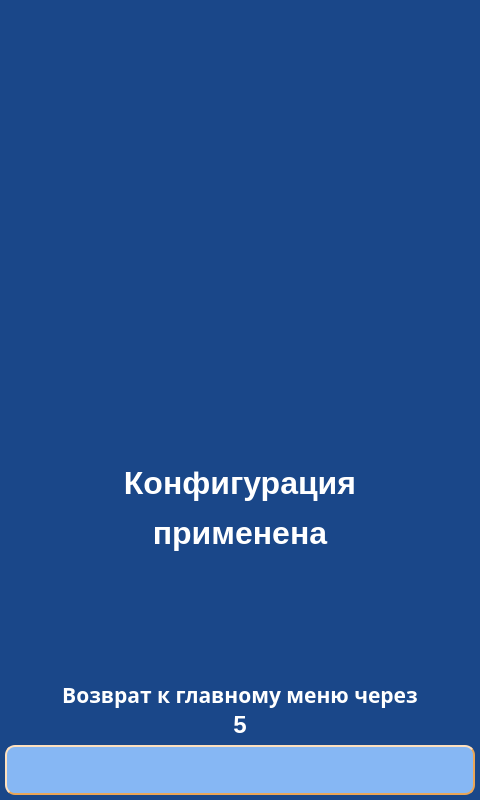
Before: the Qt Designer form client/GUI/ui/screen_18_mass_drop_ok.ui in komrade2801/AutoSklad, drawn with Qt 5.
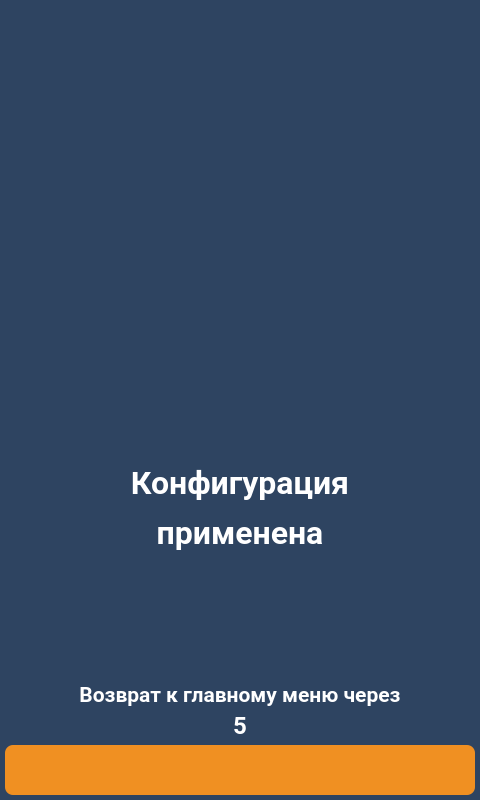
After: the same form once the commit is applied. Icons and pictures are not drawn.

Patch:
```diff
--- a/client/GUI/ui/screen_18_mass_drop_ok.ui
+++ b/client/GUI/ui/screen_18_mass_drop_ok.ui
@@ -15,29 +15,34 @@
   </property>
   <property name="styleSheet">
    <string notr="true">QWidget{
-	background-color: #1A4789;
+	background-color: #2e4461;
 }
 QLabel {
 	background: none;
 	color: #FFFFFF;
 	border-width: 0px;
 	border-radius: 0px;
+	font-family: &quot;Roboto&quot;, Sans-serif;
 }
 #background {
 	color: #FFFFFF;
-	background-color: #1A4789;
+	background-color: #2e4461;
 	border-width: 2px;
 	border-style: groove;
 	border-color: #ff9923;
 	border-radius: 0px;
+	font-family: &quot;Roboto&quot;, Sans-serif;
 }
 QPushButton {
-	color: #000000;
-	background-color: #86B7F4;
-	border-width: 2px;
+	color: #FFFFFF;
+	background-color: #f09022;
+	border-width: 0px;
 	border-style: outset;
 	border-color: #EAA657;
-	border-radius: 10px;
+	border-radius: 8px;
+	font-weight: 600;
+    font-size: 25px;
+	font-family: &quot;Roboto&quot;, Sans-serif;
 }</string>
   </property>
   <widget class="QPushButton" name="btn_back">
@@ -55,63 +60,63 @@
       <colorrole role="WindowText">
        <brush brushstyle="SolidPattern">
         <color alpha="255">
-         <red>0</red>
-         <green>0</green>
-         <blue>0</blue>
+         <red>255</red>
+         <green>255</green>
+         <blue>255</blue>
         </color>
        </brush>
       </colorrole>
       <colorrole role="Button">
        <brush brushstyle="SolidPattern">
         <color alpha="255">
-         <red>134</red>
-         <green>183</green>
-         <blue>244</blue>
+         <red>240</red>
+         <green>144</green>
+         <blue>34</blue>
         </color>
        </brush>
       </colorrole>
       <colorrole role="Text">
        <brush brushstyle="SolidPattern">
         <color alpha="255">
-         <red>0</red>
-         <green>0</green>
-         <blue>0</blue>
+         <red>255</red>
+         <green>255</green>
+         <blue>255</blue>
         </color>
        </brush>
       </colorrole>
       <colorrole role="ButtonText">
        <brush brushstyle="SolidPattern">
         <color alpha="255">
-         <red>0</red>
-         <green>0</green>
-         <blue>0</blue>
+         <red>255</red>
+         <green>255</green>
+         <blue>255</blue>
         </color>
        </brush>
       </colorrole>
       <colorrole role="Base">
        <brush brushstyle="SolidPattern">
         <color alpha="255">
-         <red>134</red>
-         <green>183</green>
-         <blue>244</blue>
+         <red>240</red>
+         <green>144</green>
+         <blue>34</blue>
         </color>
        </brush>
       </colorrole>
       <colorrole role="Window">
        <brush brushstyle="SolidPattern">
         <color alpha="255">
-         <red>134</red>
-         <green>183</green>
-         <blue>244</blue>
+         <red>240</red>
+         <green>144</green>
+         <blue>34</blue>
         </color>
        </brush>
       </colorrole>
       <colorrole role="PlaceholderText">
        <brush brushstyle="NoBrush">
         <color alpha="128">
-         <red>0</red>
-         <green>49</green>
-         <blue>114</blue>
+         <red>255</red>
+         <green>255</green>
+         <blue>255</blue>
         </color>
        </brush>
       </colorrole>
@@ -120,63 +125,63 @@
       <colorrole role="WindowText">
        <brush brushstyle="SolidPattern">
         <color alpha="255">
-         <red>0</red>
-         <green>0</green>
-         <blue>0</blue>
+         <red>255</red>
+         <green>255</green>
+         <blue>255</blue>
         </color>
        </brush>
       </colorrole>
       <colorrole role="Button">
        <brush brushstyle="SolidPattern">
         <color alpha="255">
-         <red>134</red>
-         <green>183</green>
-         <blue>244</blue>
+         <red>240</red>
+         <green>144</green>
+         <blue>34</blue>
         </color>
        </brush>
       </colorrole>
       <colorrole role="Text">
        <brush brushstyle="SolidPattern">
         <color alpha="255">
-         <red>0</red>
-         <green>0</green>
-         <blue>0</blue>
+         <red>255</red>
+         <green>255</green>
+         <blue>255</blue>
         </color>
        </brush>
       </colorrole>
       <colorrole role="ButtonText">
        <brush brushstyle="SolidPattern">
         <color alpha="255">
-         <red>0</red>
-         <green>0</green>
-         <blue>0</blue>
+         <red>255</red>
+         <green>255</green>
+         <blue>255</blue>
         </color>
        </brush>
       </colorrole>
       <colorrole role="Base">
        <brush brushstyle="SolidPattern">
         <color alpha="255">
-         <red>134</red>
-         <green>183</green>
-         <blue>244</blue>
+         <red>240</red>
+         <green>144</green>
+         <blue>34</blue>
         </color>
        </brush>
       </colorrole>
       <colorrole role="Window">
        <brush brushstyle="SolidPattern">
         <color alpha="255">
-         <red>134</red>
-         <green>183</green>
-         <blue>244</blue>
+         <red>240</red>
+         <green>144</green>
+         <blue>34</blue>
         </color>
        </brush>
       </colorrole>
       <colorrole role="PlaceholderText">
        <brush brushstyle="NoBrush">
         <color alpha="128">
-         <red>0</red>
-         <green>0</green>
-         <blue>0</blue>
+         <red>255</red>
+         <green>255</green>
+         <blue>255</blue>
         </color>
        </brush>
       </colorrole>
@@ -185,63 +190,63 @@
       <colorrole role="WindowText">
        <brush brushstyle="SolidPattern">
         <color alpha="255">
-         <red>0</red>
-         <green>0</green>
-         <blue>0</blue>
+         <red>255</red>
+         <green>255</green>
+         <blue>255</blue>
         </color>
        </brush>
       </colorrole>
       <colorrole role="Button">
        <brush brushstyle="SolidPattern">
         <color alpha="255">
-         <red>134</red>
-         <green>183</green>
-         <blue>244</blue>
+         <red>240</red>
+         <green>144</green>
+         <blue>34</blue>
         </color>
        </brush>
       </colorrole>
       <colorrole role="Text">
        <brush brushstyle="SolidPattern">
         <color alpha="255">
-         <red>0</red>
-         <green>0</green>
-         <blue>0</blue>
+         <red>255</red>
+         <green>255</green>
+         <blue>255</blue>
         </color>
        </brush>
       </colorrole>
       <colorrole role="ButtonText">
        <brush brushstyle="SolidPattern">
         <color alpha="255">
-         <red>0</red>
-         <green>0</green>
-         <blue>0</blue>
+         <red>255</red>
+         <green>255</green>
+         <blue>255</blue>
         </color>
        </brush>
       </colorrole>
       <colorrole role="Base">
        <brush brushstyle="SolidPattern">
         <color alpha="255">
-         <red>134</red>
-         <green>183</green>
-         <blue>244</blue>
+         <red>240</red>
+         <green>144</green>
+         <blue>34</blue>
         </color>
        </brush>
       </colorrole>
       <colorrole role="Window">
        <brush brushstyle="SolidPattern">
         <color alpha="255">
-         <red>134</red>
-         <green>183</green>
-         <blue>244</blue>
+         <red>240</red>
+         <green>144</green>
+         <blue>34</blue>
         </color>
        </brush>
       </colorrole>
       <colorrole role="PlaceholderText">
        <brush brushstyle="NoBrush">
         <color alpha="128">
-         <red>0</red>
-         <green>49</green>
-         <blue>114</blue>
+         <red>255</red>
+         <green>255</green>
+         <blue>255</blue>
         </color>
        </brush>
       </colorrole>
@@ -250,7 +255,8 @@
    </property>
    <property name="font">
     <font>
-     <pointsize>20</pointsize>
+     <family>Roboto</family>
+     <pointsize>-1</pointsize>
      <weight>75</weight>
      <bold>true</bold>
     </font>
@@ -377,9 +383,9 @@
       <colorrole role="PlaceholderText">
        <brush brushstyle="NoBrush">
         <color alpha="128">
-         <red>0</red>
-         <green>49</green>
-         <blue>114</blue>
+         <red>255</red>
+         <green>255</green>
+         <blue>255</blue>
         </color>
        </brush>
       </colorrole>
@@ -573,9 +579,9 @@
       <colorrole role="PlaceholderText">
        <brush brushstyle="NoBrush">
         <color alpha="128">
-         <red>0</red>
-         <green>49</green>
-         <blue>114</blue>
+         <red>255</red>
+         <green>255</green>
+         <blue>255</blue>
         </color>
        </brush>
       </colorrole>
@@ -584,7 +590,7 @@
    </property>
    <property name="font">
     <font>
-     <family>Dubai</family>
+     <family>Roboto</family>
      <pointsize>16</pointsize>
      <weight>75</weight>
      <bold>true</bold>
@@ -718,9 +724,9 @@
       <colorrole role="PlaceholderText">
        <brush brushstyle="NoBrush">
         <color alpha="128">
-         <red>0</red>
-         <green>49</green>
-         <blue>114</blue>
+         <red>255</red>
+         <green>255</green>
+         <blue>255</blue>
         </color>
        </brush>
       </colorrole>
@@ -914,9 +920,9 @@
       <colorrole role="PlaceholderText">
        <brush brushstyle="NoBrush">
         <color alpha="128">
-         <red>0</red>
-         <green>49</green>
-         <blue>114</blue>
+         <red>255</red>
+         <green>255</green>
+         <blue>255</blue>
         </color>
        </brush>
       </colorrole>
@@ -925,6 +931,7 @@
    </property>
    <property name="font">
     <font>
+     <family>Roboto</family>
      <pointsize>18</pointsize>
      <weight>75</weight>
      <bold>true</bold>
@@ -1039,9 +1046,9 @@
       <colorrole role="PlaceholderText">
        <brush brushstyle="NoBrush">
         <color alpha="128">
-         <red>0</red>
-         <green>49</green>
-         <blue>114</blue>
+         <red>255</red>
+         <green>255</green>
+         <blue>255</blue>
         </color>
        </brush>
       </colorrole>
@@ -1235,9 +1242,9 @@
       <colorrole role="PlaceholderText">
        <brush brushstyle="NoBrush">
         <color alpha="128">
-         <red>0</red>
-         <green>49</green>
-         <blue>114</blue>
+         <red>255</red>
+         <green>255</green>
+         <blue>255</blue>
         </color>
        </brush>
       </colorrole>
@@ -1246,7 +1253,7 @@
    </property>
    <property name="font">
     <font>
-     <family>MS Shell Dlg 2</family>
+     <family>Roboto</family>
      <pointsize>24</pointsize>
      <weight>75</weight>
      <bold>true</bold>
@@ -1361,9 +1368,9 @@
       <colorrole role="PlaceholderText">
        <brush brushstyle="NoBrush">
         <color alpha="128">
-         <red>0</red>
-         <green>49</green>
-         <blue>114</blue>
+         <red>255</red>
+         <green>255</green>
+         <blue>255</blue>
         </color>
        </brush>
       </colorrole>
@@ -1557,9 +1564,9 @@
       <colorrole role="PlaceholderText">
        <brush brushstyle="NoBrush">
         <color alpha="128">
-         <red>0</red>
-         <green>49</green>
-         <blue>114</blue>
+         <red>255</red>
+         <green>255</green>
+         <blue>255</blue>
         </color>
        </brush>
       </colorrole>
@@ -1568,7 +1575,7 @@
    </property>
    <property name="font">
     <font>
-     <family>MS Shell Dlg 2</family>
+     <family>Roboto</family>
      <pointsize>24</pointsize>
      <weight>75</weight>
      <bold>true</bold>
```
Left out of the diff: 2 changed lines with no effect on the pictures.
